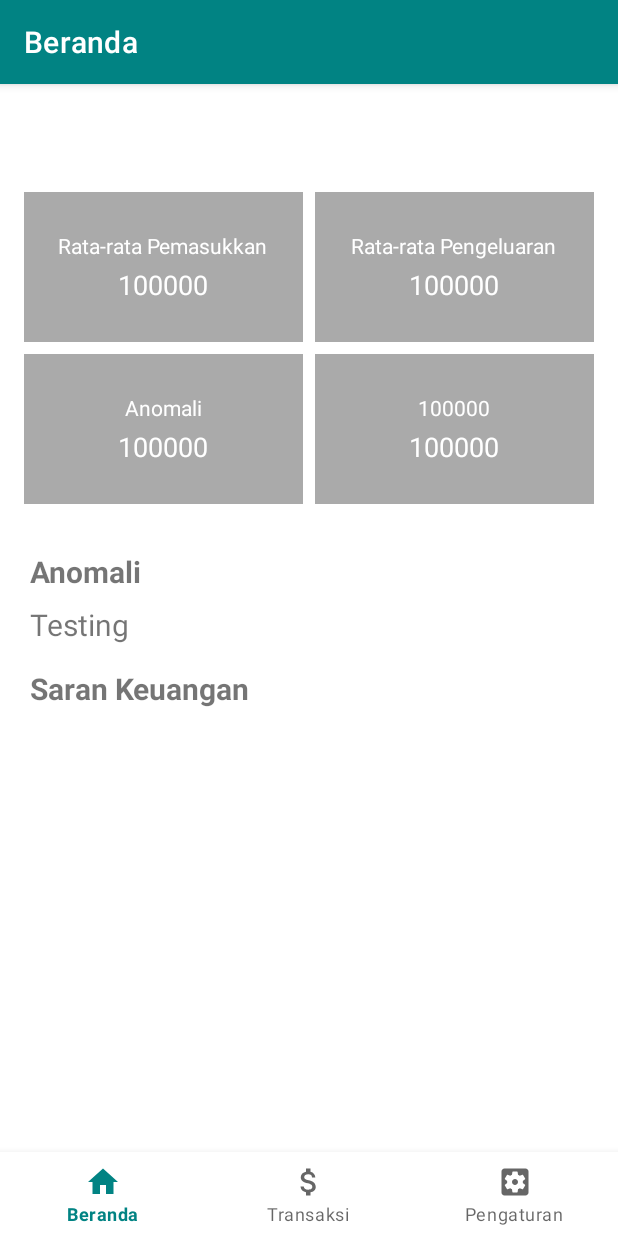
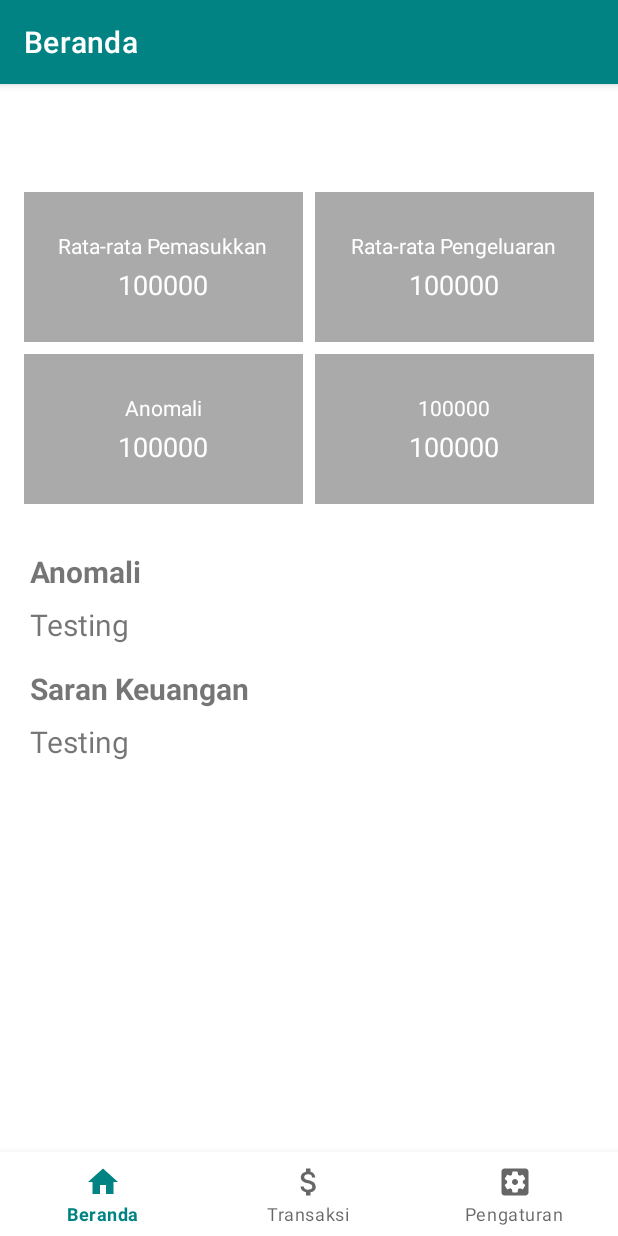
Before and after one commit to dorizx/SelenaApp, an Android app: the screen it shows after launch (MainActivity), on a phone screen of 412 x 824 dp. Run offline under Robolectric (Android 15) with nearby library versions, the phone set to English and light mode, and no system bars; our stand-ins replace navigation-ui.

Commit message:
update layout

```diff
--- a/app/src/main/res/layout/fragment_home.xml
+++ b/app/src/main/res/layout/fragment_home.xml
@@ -196,7 +196,7 @@
         android:layout_marginTop="8dp"
         android:layout_marginEnd="8dp"
         android:textSize="20sp"
-        tools:text="@string/_100000"
+        android:text="@string/testing"
         app:layout_constraintStart_toStartOf="parent"
         app:layout_constraintTop_toBottomOf="@id/label_finance_advice" />
 
--- a/app/src/main/res/layout/fragment_transaction.xml
+++ b/app/src/main/res/layout/fragment_transaction.xml
@@ -96,6 +96,7 @@
         android:layout_height="0dp"
         android:layout_marginTop="15dp"
         android:layout_marginStart="8dp"
+        android:layout_marginEnd="8dp"
         app:layout_constraintTop_toBottomOf="@id/text_dashboard"
         app:layout_constraintStart_toStartOf="parent"
         app:layout_constraintEnd_toEndOf="parent"
--- a/app/src/main/res/values/strings.xml
+++ b/app/src/main/res/values/strings.xml
@@ -27,6 +27,7 @@
 
     <!-- Testing -->
     <string name="_100000">100000</string>
+    <string name="testing">Testing</string>
 
     <string name="choose_method">Pilih Metode</string>
     <string name="add_data">Isi Data</string>
```
